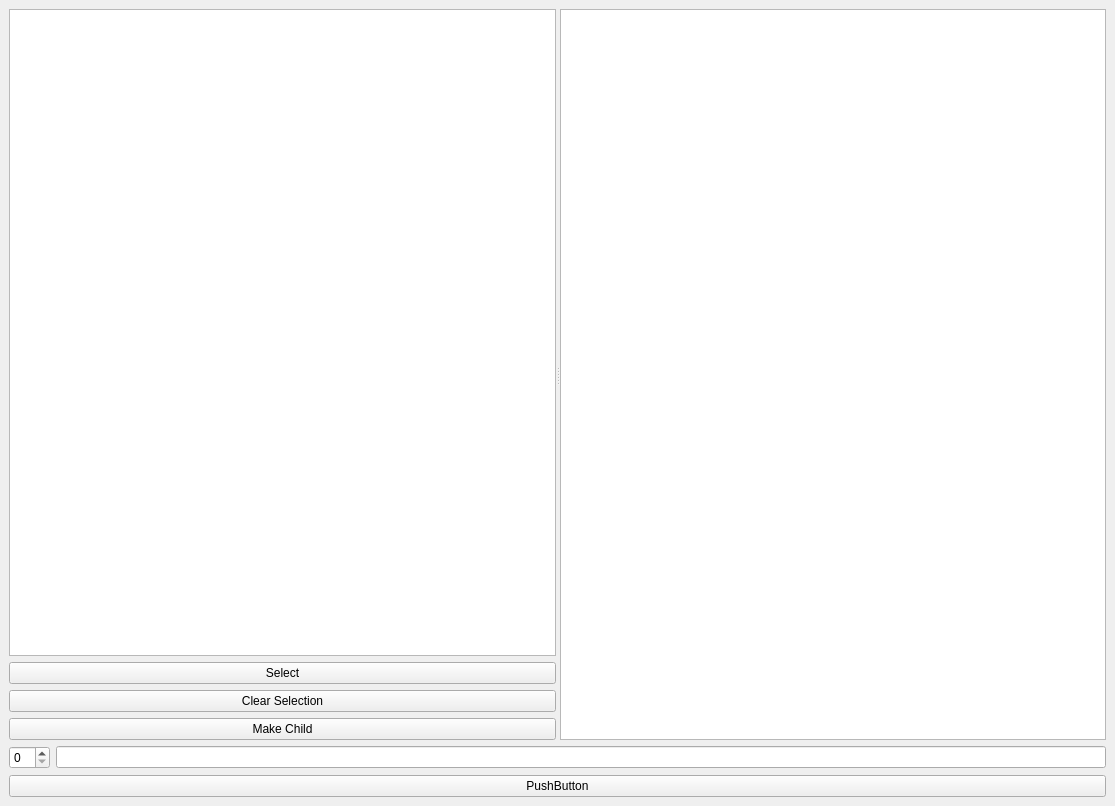
Above: src/client/tree_test.ui from ccp4/DUI2 before the change. Below: the same form after it.
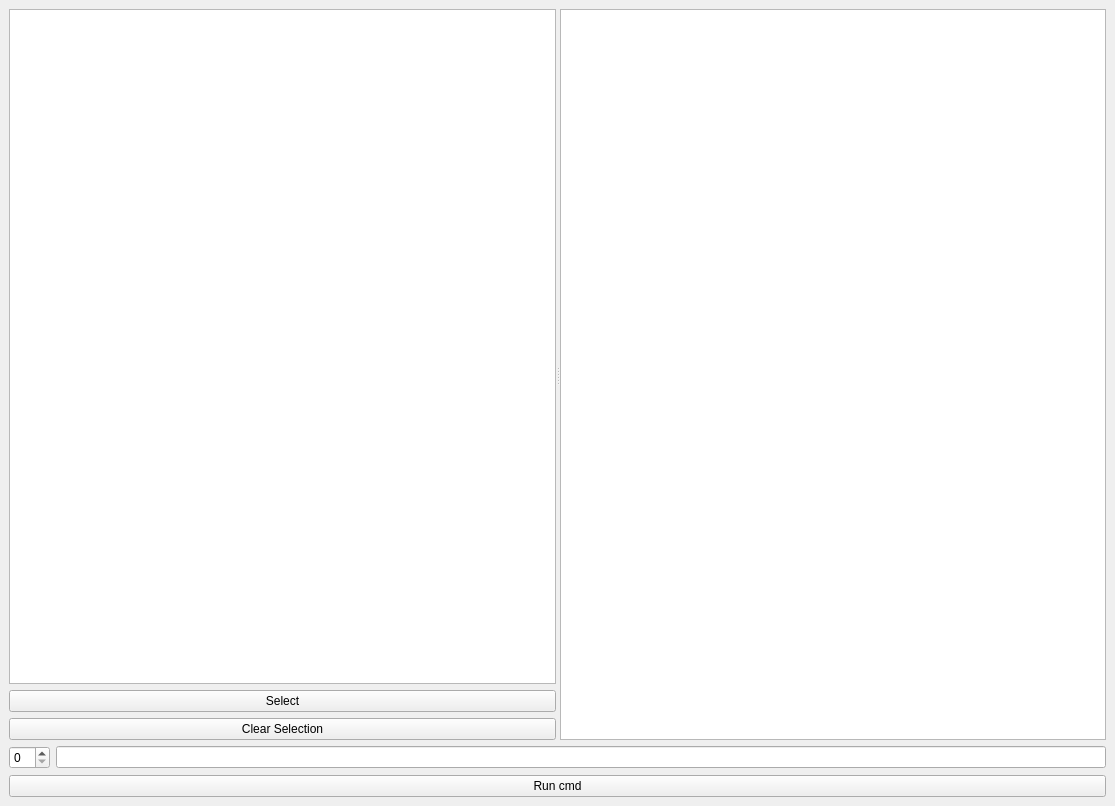
That is the form after the change.

Commit message: removing not needed button and renaming run button

```diff
--- a/src/client/tree_test.ui
+++ b/src/client/tree_test.ui
@@ -39,13 +39,6 @@
           </property>
          </widget>
         </item>
-        <item>
-         <widget class="QPushButton" name="ButtonMkChild">
-          <property name="text">
-           <string>Make Child</string>
-          </property>
-         </widget>
-        </item>
        </layout>
       </widget>
       <widget class="QWidget" name="layoutWidget">
@@ -70,7 +63,7 @@
     <item>
      <widget class="QPushButton" name="CmdSend2server">
       <property name="text">
-       <string>PushButton</string>
+       <string>Run cmd</string>
       </property>
      </widget>
     </item>
```
The commit also changes 1 other file.
